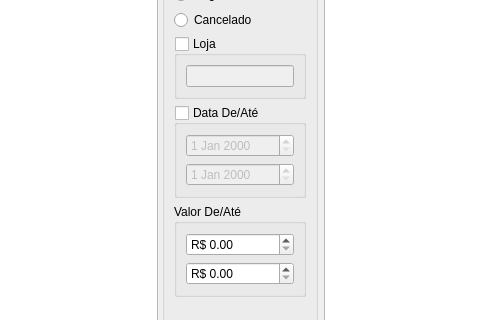
The window that ui/widgetfinanceirocontas.ui (darktorres/ERP-STACCATO) describes before a commit, drawn with Qt 5; both pictures show x 202 to 682 and y 134 to 454 of the 944 by 1025 pixel window.
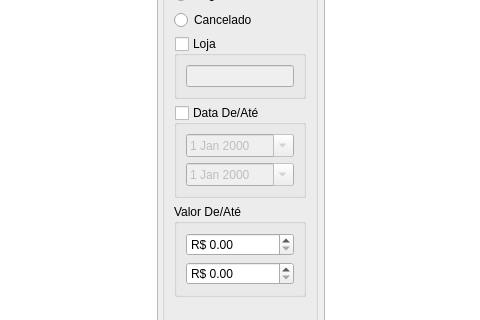
The same window after the commit. Custom widgets are drawn as their Qt base class.

Diff of the .ui file:
```diff
--- a/ui/widgetfinanceirocontas.ui
+++ b/ui/widgetfinanceirocontas.ui
@@ -218,6 +218,9 @@
                <property name="enabled">
                 <bool>false</bool>
                </property>
+               <property name="calendarPopup">
+                <bool>true</bool>
+               </property>
               </widget>
              </item>
              <item row="2" column="0">
@@ -225,6 +228,9 @@
                <property name="enabled">
                 <bool>false</bool>
                </property>
+               <property name="calendarPopup">
+                <bool>true</bool>
+               </property>
               </widget>
              </item>
             </layout>
```
